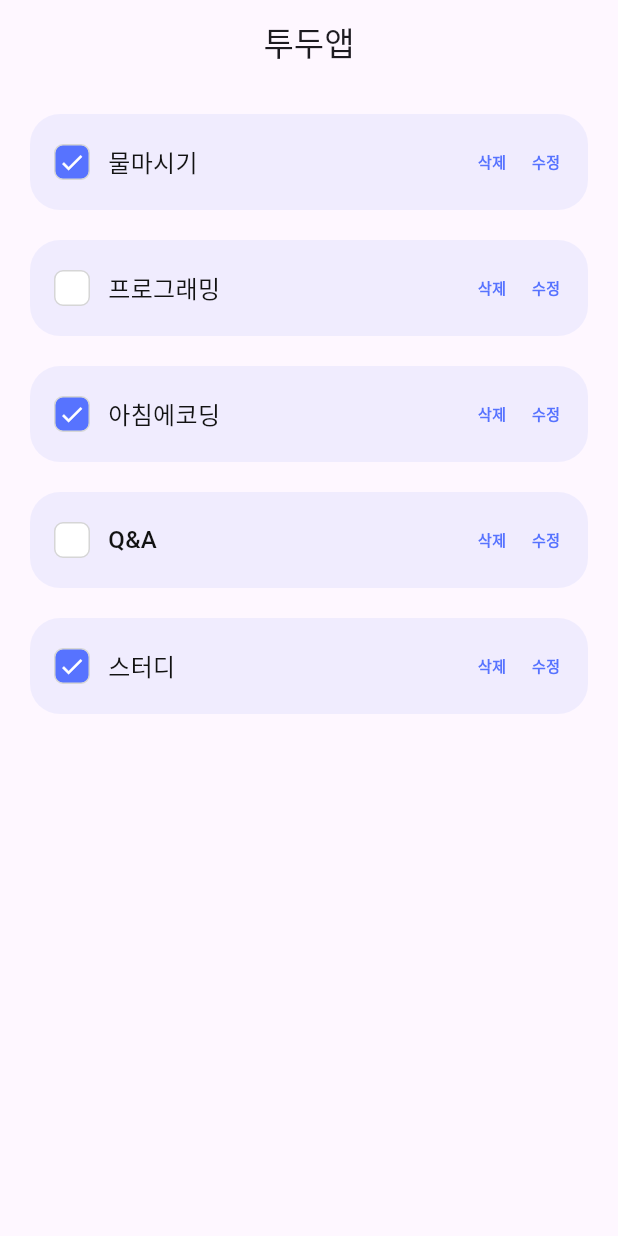
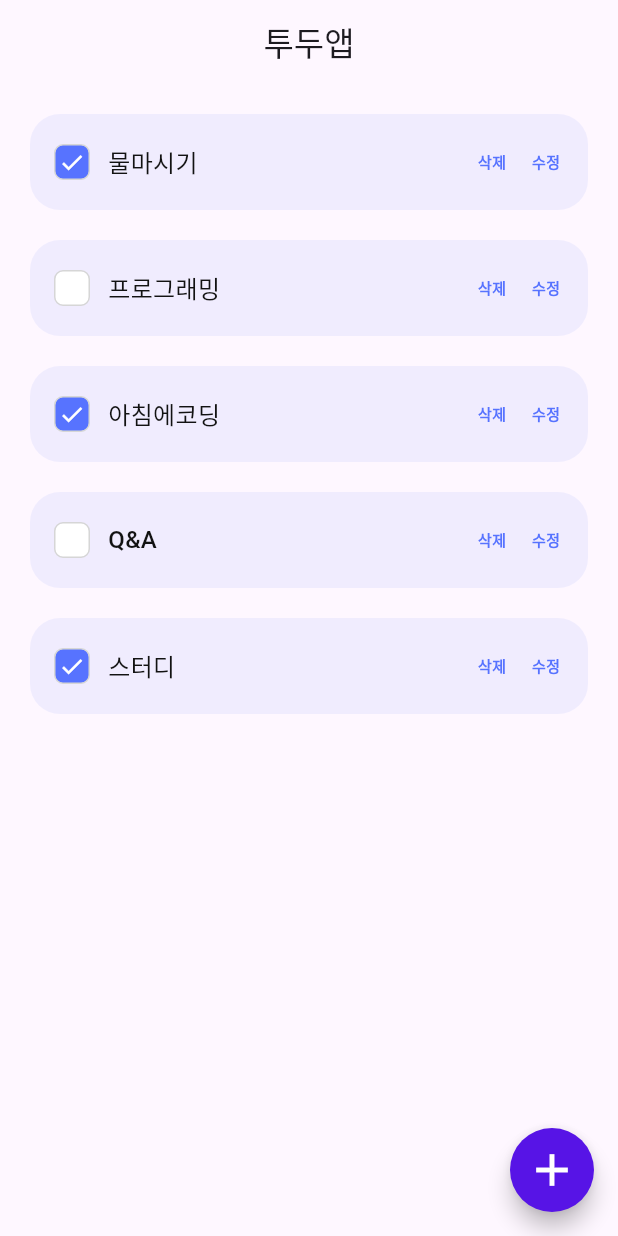
Before and after one commit to su-vely/flutter-todo-app, a Flutter app: the screen it shows after launch, on a phone screen of 412 x 824 dp. Run offline on Flutter 3.47's test engine with Material 3 defaults, Android fonts, the phone set to English and light mode, and no system bars.

Commit message:
플로팅 액션 버튼 추가

```diff
--- a/lib/home_page.dart
+++ b/lib/home_page.dart
@@ -27,6 +27,15 @@ class HomePage extends StatelessWidget {
           return TodoWidget(title: titles[index], isDone: index % 2 == 0);
         },
       ),
+      floatingActionButton: FloatingActionButton(
+        onPressed: () {},
+        backgroundColor: Color(0xff5714e6), // 0xff 붙이기
+        shape: RoundedRectangleBorder(
+          // 모서리 둥글게
+          borderRadius: BorderRadius.circular(50),
+        ),
+        child: Icon(Icons.add, color: Colors.white, size: 36),
+      ),
     );
   }
 }
```
